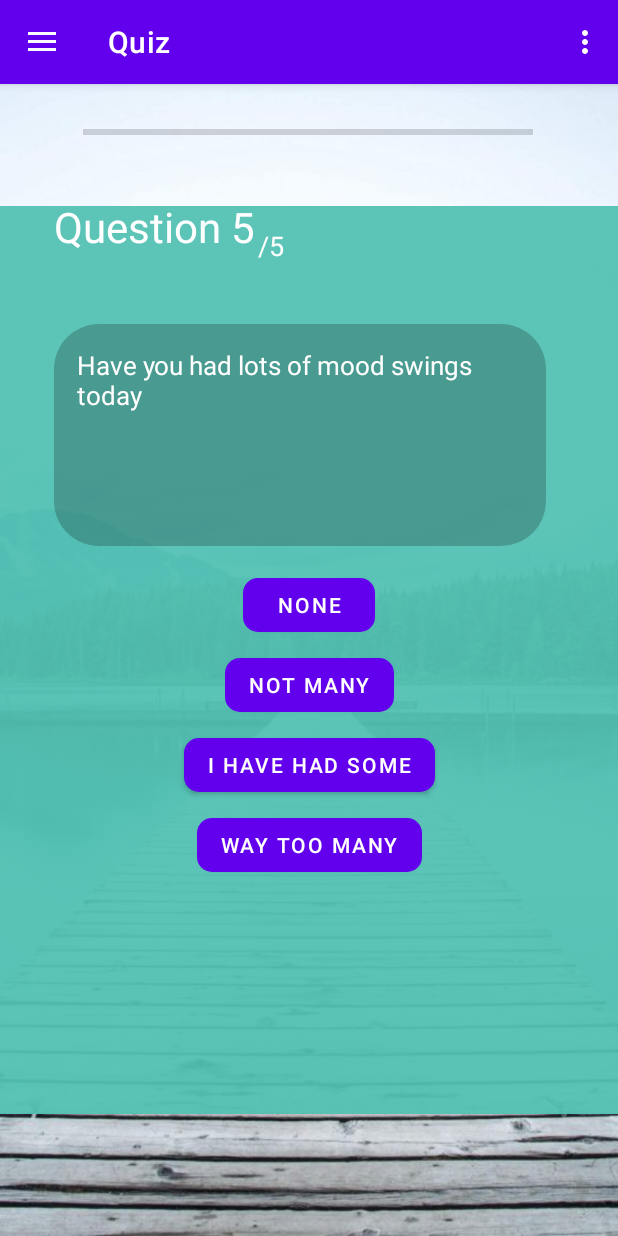
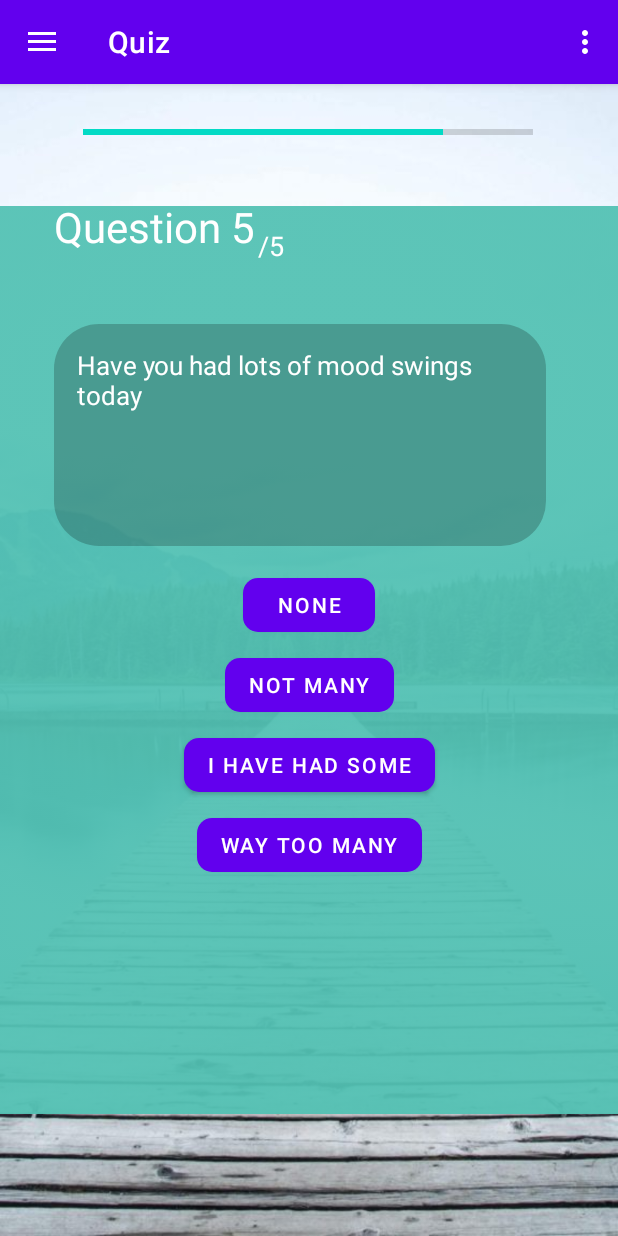
Before and after one commit to pranavbommi/nwHacks2021_VER2, an Android app: the screen it shows after launch (MainActivity), after a tap on "I WAS ZONED OUT THE WHOLE DAY", on a phone screen of 412 x 824 dp. Run offline under Robolectric (Android 15) with nearby library versions, the phone set to English and light mode, and no system bars; our stand-ins replace navigation-ui; 3 other taps on this screen came first.

Commit message:
made questions work

```diff
--- a/app/src/main/java/com/example/nwhacks2021_ver2/ui/quiz/HomeFragment.java
+++ b/app/src/main/java/com/example/nwhacks2021_ver2/ui/quiz/HomeFragment.java
@@ -28,6 +28,8 @@ public class HomeFragment extends Fragment {
     private EditText inputField;
     private Button submitButton;
 
+    private TextView finishedIndicator;
+
     private Button option1;
     private Button option2;
     private Button option3;
@@ -55,8 +57,9 @@ public class HomeFragment extends Fragment {
         option2 = root.findViewById(R.id.option2);
         option3 = root.findViewById(R.id.option3);
         option4 = root.findViewById(R.id.option4);
+        finishedIndicator = root.findViewById(R.id.finishedIndicator);
 
-
+        progressBar.setMax(questions.length);
 
         displayUI();
 
@@ -111,11 +114,24 @@ public class HomeFragment extends Fragment {
     }
 
     private void displayUI(){
+
+        if(qCount <=5 ){
+            progressBar.setProgress((qCount-1));
+
             maxQuestionNumberText.setText("/" + questions.length);
             questionText.setText(questions[qCount-1]);
             questionNumber.setText("Question " + qCount);
 
-        if(qCount != 1 && qCount < questions.length+1){
+            if(qCount == 1){
+                inputField.setVisibility(View.VISIBLE);
+                submitButton.setVisibility(View.VISIBLE);
+
+                option1.setVisibility(View.GONE);
+                option2.setVisibility(View.GONE);
+                option3.setVisibility(View.GONE);
+                option4.setVisibility(View.GONE);
+            }
+            else{
                 inputField.setVisibility(View.GONE);
                 submitButton.setVisibility(View.GONE);
 
@@ -129,10 +145,15 @@ public class HomeFragment extends Fragment {
                 option3.setText(buttonOptions[qCount-1][2]);
                 option4.setText(buttonOptions[qCount-1][3]);
             }
+        }
         else{
-            inputField.setVisibility(View.VISIBLE);
-            submitButton.setVisibility(View.VISIBLE);
+            finishedIndicator.setVisibility(View.VISIBLE);
 
+            questionNumber.setVisibility(View.GONE);
+            maxQuestionNumberText.setVisibility(View.GONE);
+            progressBar.setVisibility(View.GONE);
+            questionText.setVisibility(View.GONE);
+            inputField.setVisibility(View.GONE);
             option1.setVisibility(View.GONE);
             option2.setVisibility(View.GONE);
             option3.setVisibility(View.GONE);
--- a/app/src/main/res/layout/fragment_quiz.xml
+++ b/app/src/main/res/layout/fragment_quiz.xml
@@ -26,7 +26,7 @@
         android:layout_height="32dp"
         android:layout_marginTop="16dp"
         android:background="#00FFFFFF"
-        android:max="10"
+        android:max="5"
         android:progress="0"
         app:layout_constraintEnd_toEndOf="parent"
         app:layout_constraintHorizontal_bias="0.495"
@@ -157,4 +157,17 @@
         app:layout_constraintStart_toStartOf="parent"
         app:layout_constraintTop_toBottomOf="@+id/option3" />
 
+    <TextView
+        android:id="@+id/finishedIndicator"
+        android:layout_width="wrap_content"
+        android:layout_height="wrap_content"
+        android:text="Finished Quiz!"
+        android:textColor="#FFFFFF"
+        android:textSize="40sp"
+        android:visibility="gone"
+        app:layout_constraintBottom_toBottomOf="parent"
+        app:layout_constraintEnd_toEndOf="parent"
+        app:layout_constraintStart_toStartOf="parent"
+        app:layout_constraintTop_toTopOf="parent" />
+
 </androidx.constraintlayout.widget.ConstraintLayout>
```
Lines whose indentation alone changed are shown as unchanged.
